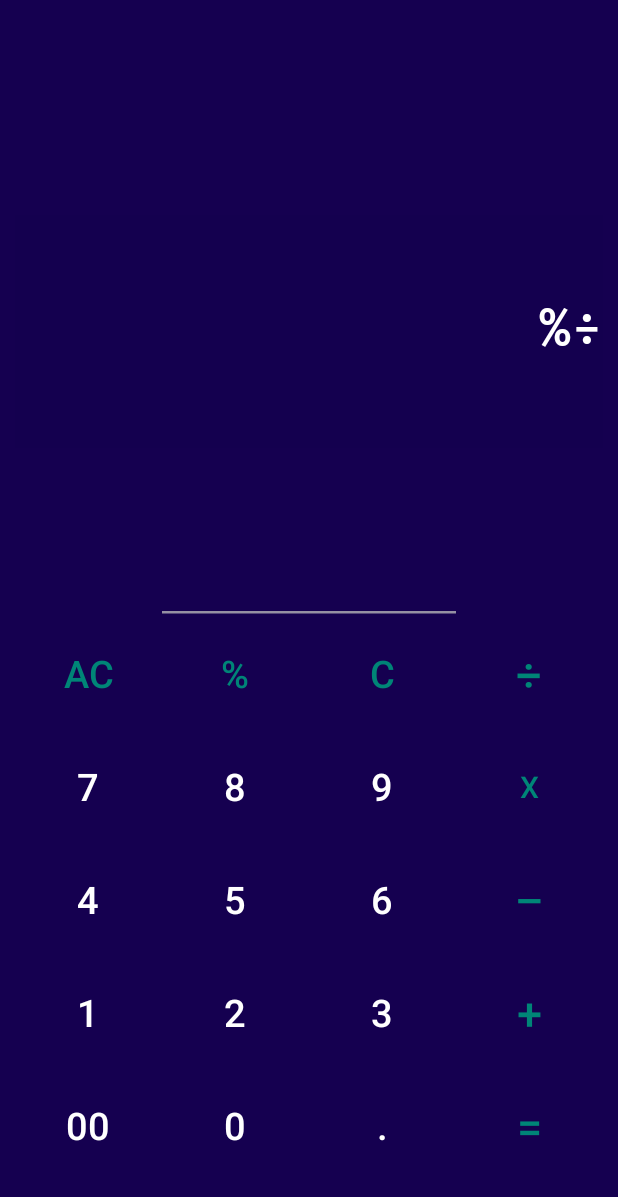
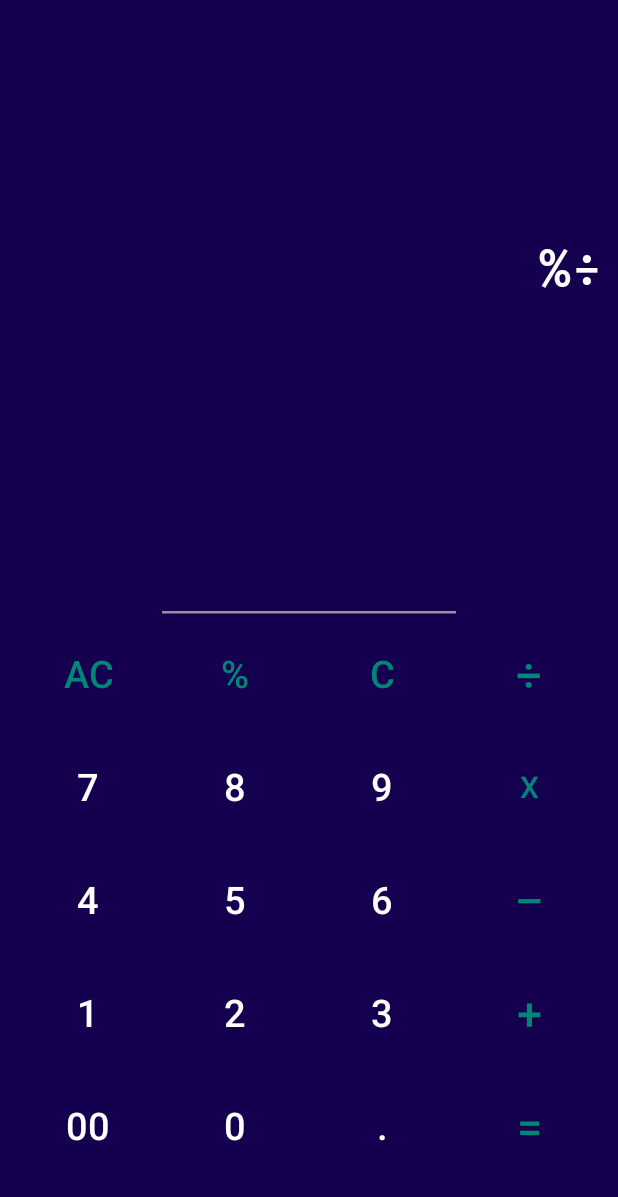
Before and after one commit to iamswapnil22/Android-Calculator-Application, an Android app: the screen it shows after launch (MainActivity), after a tap on an icon or button, on a phone screen of 412 x 824 dp, the part 39-1236 px from its top. Run offline under Robolectric (Android 15) with nearby library versions, the phone set to English and light mode, and no system bars; 3 other taps on this screen came first.

Commit message:
commited @12.07

```diff
--- a/app/src/main/res/layout/activity_main.xml
+++ b/app/src/main/res/layout/activity_main.xml
@@ -20,12 +20,12 @@
     <EditText
         android:id="@+id/value"
         style="@style/Widget.AppCompat.EditText"
-        android:layout_width="match_parent"
-        android:layout_height="75dp"
+        android:layout_width="401dp"
+        android:layout_height="153dp"
         android:layout_above="@+id/tablelayout"
         android:layout_alignParentTop="true"
         android:layout_centerHorizontal="true"
-        android:layout_marginTop="159dp"
+        android:layout_marginTop="81dp"
         android:layout_marginBottom="93dp"
         android:background="#B5150050"
         android:ellipsize="end"
--- a/app/src/main/res/values/strings.xml
+++ b/app/src/main/res/values/strings.xml
@@ -1,5 +1,5 @@
 <resources>
-    <string name="app_name">Swap_Converter</string>
+    <string name="app_name">Calculator</string>
     <string name="one">1</string>
     <string name="two">2</string>
     <string name="three">3</string>
```
